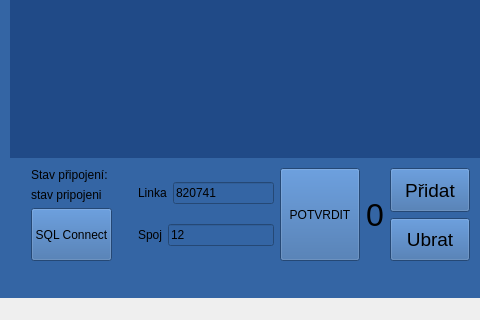
This is mainwindow.ui in frutabruta/VDV301tester as Qt 5 draws it before an edit; both pictures show x 0 to 480 and y 160 to 480 of the 800 by 480 pixel window. The edited form follows.
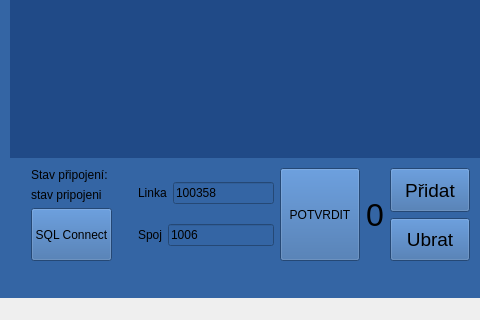
This is the edited form. The open tabs and pages were chosen to show the change.

Patch:
```diff
--- a/mainwindow.ui
+++ b/mainwindow.ui
@@ -536,7 +536,7 @@
            <item>
             <widget class="QLineEdit" name="polelinky">
              <property name="text">
-              <string>820741</string>
+              <string>100358</string>
              </property>
             </widget>
            </item>
@@ -554,7 +554,7 @@
            <item>
             <widget class="QLineEdit" name="polespoje">
              <property name="text">
-              <string>12</string>
+              <string>1006</string>
              </property>
             </widget>
            </item>
```
Left out of the diff: 2 changed lines with no effect on the pictures.
